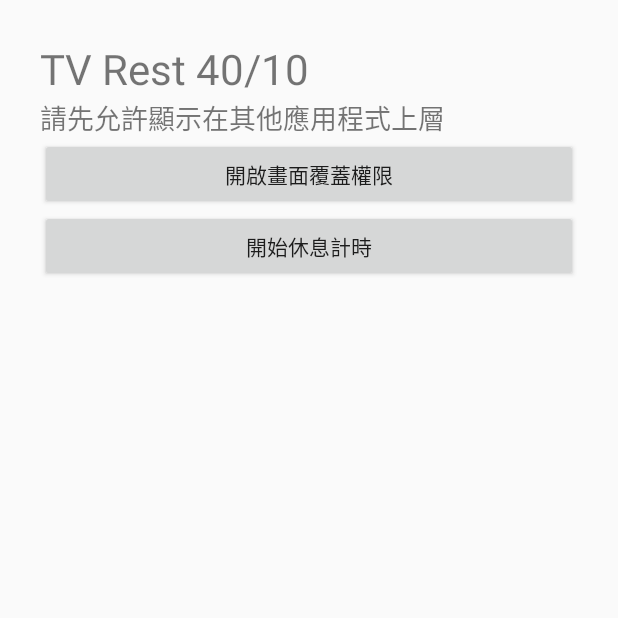
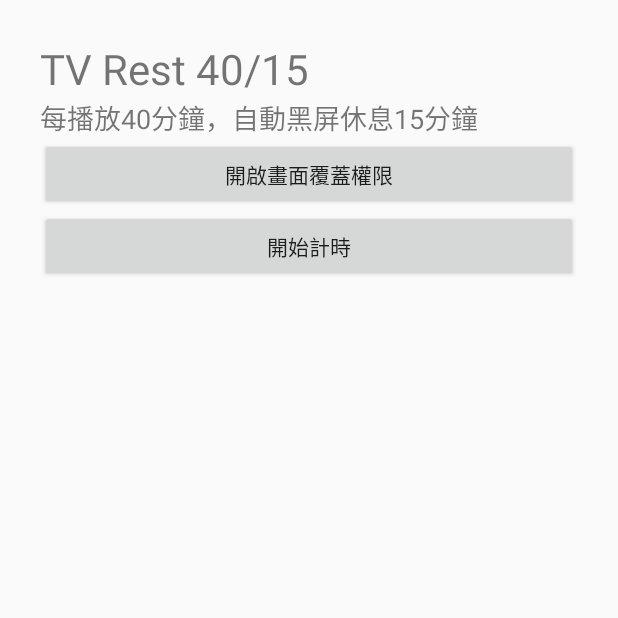
Before and after one commit to evalu855-lang/TV-Rest-4010, an Android app: the screen it shows after launch (MainActivity), on a phone screen of 412 x 824 dp, the top half of it. Run offline under Robolectric (Android 15) with nearby library versions, the phone set to English and light mode, and no system bars.

Commit message:
Update MainActivity.kt

```diff
--- a/app/src/main/java/com/tvrest4010/MainActivity.kt
+++ b/app/src/main/java/com/tvrest4010/MainActivity.kt
@@ -1,8 +1,10 @@
+
 package com.tvrest4010
 
 import android.app.Activity
 import android.content.Intent
 import android.net.Uri
+import android.os.Build
 import android.os.Bundle
 import android.provider.Settings
 import android.widget.Button
@@ -19,17 +21,18 @@ class MainActivity : Activity() {
         layout.setPadding(40, 40, 40, 40)
 
         val title = TextView(this)
-        title.text = "TV Rest 40/10"
+        title.text = "TV Rest 40/15"
         title.textSize = 28f
         layout.addView(title)
 
         val status = TextView(this)
-        status.text = "請先允許顯示在其他應用程式上層"
+        status.text = "每播放40分鐘，自動黑屏休息15分鐘"
         status.textSize = 18f
         layout.addView(status)
 
         val permissionButton = Button(this)
         permissionButton.text = "開啟畫面覆蓋權限"
+
         permissionButton.setOnClickListener {
             val intent = Intent(
                 Settings.ACTION_MANAGE_OVERLAY_PERMISSION,
@@ -37,14 +40,26 @@ class MainActivity : Activity() {
             )
             startActivity(intent)
         }
+
         layout.addView(permissionButton)
 
         val startButton = Button(this)
-        startButton.text = "開始休息計時"
+        startButton.text = "開始計時"
+
         startButton.setOnClickListener {
-            startService(Intent(this, TimerService::class.java))
-            status.text = "計時已啟動：測試版 1 分鐘播放／1 分鐘休息"
+
+            val serviceIntent =
+                Intent(this, TimerService::class.java)
+
+            if (Build.VERSION.SDK_INT >= Build.VERSION_CODES.O) {
+                startForegroundService(serviceIntent)
+            } else {
+                startService(serviceIntent)
+            }
+
+            status.text = "TV Rest 40/15 計時服務已啟動"
         }
+
         layout.addView(startButton)
 
         setContentView(layout)
```
